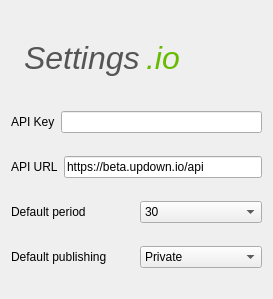
First picture: the form in qupdownio-ui/qupdowniosettings.ui, repository arnauddupuis/qupdown.io, before the edit.
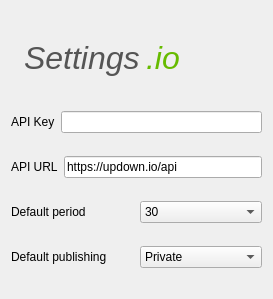
Second picture: the form after the edit. Icons and pictures are not drawn.

Commit message: Little updates to the settings widget : - change default API URL - add QSettings

The edit to the form file:
```diff
--- a/qupdownio-ui/qupdowniosettings.ui
+++ b/qupdownio-ui/qupdowniosettings.ui
@@ -131,7 +131,7 @@
         <string>&lt;html&gt;&lt;head/&gt;&lt;body&gt;&lt;p&gt;Here is the API server URL. During the beta phase it should be &lt;a href=&quot;https://beta.updaown.io/api&quot;&gt;&lt;span style=&quot; text-decoration: underline; color:#008080;&quot;&gt;https://beta.updaown.io/api&lt;/span&gt;&lt;/a&gt; and it will probably change when the service is out of beta.&lt;/p&gt;&lt;/body&gt;&lt;/html&gt;</string>
        </property>
        <property name="text">
-        <string>https://beta.updown.io/api</string>
+        <string>https://updown.io/api</string>
        </property>
       </widget>
      </item>
```
Left out of the diff: 10 changed lines with no effect on the pictures. The commit also changes 2 other files.
